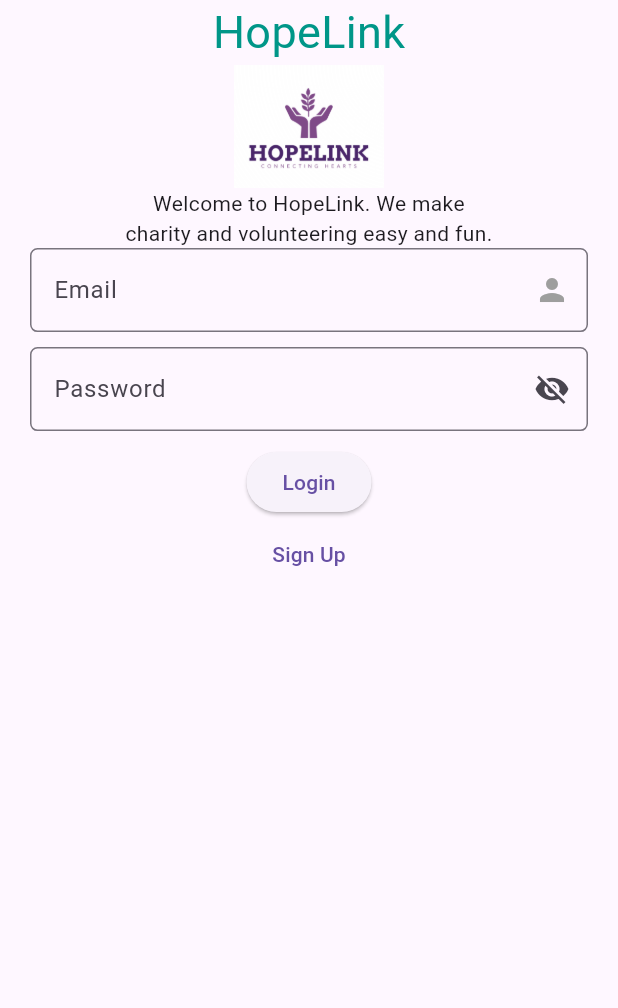
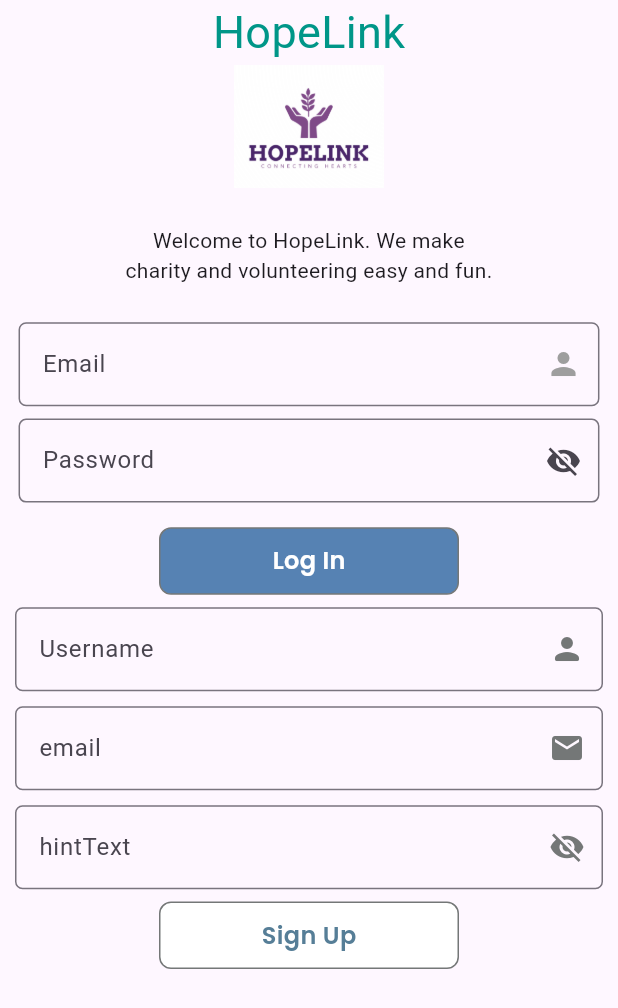
Before and after one commit to Preritpandey/Charity-App, a Flutter app: the AuthPage screen opened directly, after a tap on "Sign Up", on a phone screen of 412 x 824 dp. Shown: the top 1008 px of the screen. Run offline on Flutter 3.47's test engine with Material 3 defaults, Android fonts, the phone set to English and light mode, and no system bars; our stand-ins replace bloc, equatable, flutter_bloc, flutter_secure_storage, google_fonts; accounts and stored records are empty; network calls fail.

Commit message:
feat: added custom textfield widgets and signupwidgets

```diff
--- a/lib/controllers/auth_bloc.dart
+++ b/lib/controllers/auth_bloc.dart
@@ -2,7 +2,7 @@
 import 'package:bloc/bloc.dart';
 import 'package:equatable/equatable.dart';
 import 'package:http/http.dart' as http;
-import 'package:shared_preferences/shared_preferences.dart';
+import 'package:flutter_secure_storage/flutter_secure_storage.dart';
 
 // Events
 abstract class AuthEvent extends Equatable {
@@ -42,6 +42,8 @@
 
 // Bloc
 class AuthBloc extends Bloc<AuthEvent, AuthState> {
+  final FlutterSecureStorage _secureStorage = FlutterSecureStorage();
+
   AuthBloc() : super(AuthInitial()) {
     on<LoginRequested>(_onLoginRequested);
   }
@@ -50,7 +52,7 @@
       LoginRequested event, Emitter<AuthState> emit) async {
     emit(AuthLoading());
     try {
-      final url = Uri.parse('http://10.0.2.2:3001/api/v1/auth/login');
+      final url = Uri.parse('http://localhost:3001/api/v1/auth/login');
       final response = await http.post(
         url,
         headers: {'Content-Type': 'application/json'},
@@ -63,8 +65,7 @@
       final data = jsonDecode(response.body);
       if (response.statusCode == 200 && data['success']) {
         final token = data['token'];
-        SharedPreferences prefs = await SharedPreferences.getInstance();
-        await prefs.setString('auth_token', token);
+        await _secureStorage.write(key: 'auth_token', value: token);
         emit(AuthSuccess());
       } else {
         emit(AuthFailure(data['message'] ?? 'Login failed'));
--- a/lib/pages/Auth/login_page.dart
+++ b/lib/pages/Auth/login_page.dart
@@ -1,6 +1,11 @@
 import 'package:flutter/material.dart';
 import 'package:flutter_bloc/flutter_bloc.dart';
 import 'package:voln/controllers/auth_bloc.dart';
+import 'package:voln/pages/Home/home_page.dart';
+import 'package:voln/resources/constant.dart';
+import 'package:voln/widgets/app_text.dart';
+import 'package:voln/widgets/button.dart';
+import 'package:voln/widgets/sign_up_widget.dart';
 
 class AuthPage extends StatefulWidget {
   @override
@@ -10,6 +15,7 @@
 class _AuthPageState extends State<AuthPage> {
   final TextEditingController emailController = TextEditingController();
   final TextEditingController passwordController = TextEditingController();
+  bool isSignUp = false;
   bool _isObscure = true;
 
   @override
@@ -23,8 +29,8 @@
         child: BlocConsumer<AuthBloc, AuthState>(
           listener: (context, state) {
             if (state is AuthSuccess) {
-              ScaffoldMessenger.of(context)
-                  .showSnackBar(SnackBar(content: Text('Login Successful')));
+              ScaffoldMessenger.of(context).showSnackBar(
+                  const SnackBar(content: AppText(text: 'Login Successful')));
             } else if (state is AuthFailure) {
               ScaffoldMessenger.of(context)
                   .showSnackBar(SnackBar(content: Text(state.error)));
@@ -34,6 +40,7 @@
             return Column(
               crossAxisAlignment: CrossAxisAlignment.center,
               children: [
+                // SizedBox(height: screenHeight * 0.1),
                 const Text(
                   'HopeLink',
                   style: TextStyle(fontSize: 30, color: Colors.teal),
@@ -42,6 +49,7 @@
                   height: screenHeight * 0.1,
                   child: Image.asset('assets/logo.png'),
                 ),
+                SizedBox(height: screenHeight * 0.03),
                 SizedBox(
                   width: screenWidth * 0.6,
                   child: const Text(
@@ -49,22 +57,23 @@
                     textAlign: TextAlign.center,
                   ),
                 ),
+                SizedBox(height: screenHeight * 0.03),
                 Padding(
-                  padding: const EdgeInsets.symmetric(horizontal: 20.0),
+                  padding: EdgeInsets.symmetric(horizontal: screenWidth * 0.03),
                   child: TextField(
                     controller: emailController,
                     decoration: InputDecoration(
                       hintText: 'Email',
-                      suffixIcon: Icon(Icons.person, color: Colors.grey),
+                      suffixIcon: const Icon(Icons.person, color: Colors.grey),
                       border: OutlineInputBorder(
                         borderRadius: BorderRadius.circular(5),
                       ),
                     ),
                   ),
                 ),
-                SizedBox(height: 10),
+                SizedBox(height: screenHeight * 0.01),
                 Padding(
-                  padding: const EdgeInsets.symmetric(horizontal: 20.0),
+                  padding: EdgeInsets.symmetric(horizontal: screenWidth * 0.03),
                   child: TextField(
                     controller: passwordController,
                     obscureText: _isObscure,
@@ -83,20 +92,39 @@
                     ),
                   ),
                 ),
-                SizedBox(height: 10),
+                SizedBox(height: screenHeight * 0.02),
                 if (state is AuthLoading) CircularProgressIndicator(),
-                ElevatedButton(
-                  onPressed: () {
+                AppButton(
+                  buttonText: 'Log In',
+                  buttonColor: buttonBlue,
+                  onTap: () {
                     context.read<AuthBloc>().add(
                           LoginRequested(
                               emailController.text, passwordController.text),
                         );
+                    if (state is AuthSuccess) {
+                      Navigator.push(context,
+                          MaterialPageRoute(builder: (context) => HomePage()));
+                    }
                   },
-                  child: Text('Login'),
                 ),
-                TextButton(
-                  onPressed: () {},
-                  child: Text('Sign Up'),
+                SizedBox(height: screenHeight * 0.01),
+                Container(
+                    child: isSignUp
+                        ? SignUpWidget(
+                            isLogin: false,
+                          )
+                        : Container()),
+                SizedBox(height: screenHeight * 0.01),
+
+                AppButton(
+                  onTap: () {
+                    setState(() {
+                      isSignUp = !isSignUp;
+                    });
+                  },
+                  buttonText: 'Sign Up',
+                  textColor: darkBluishGreen,
                 ),
               ],
             );
--- a/lib/pages/Home/home.dart
+++ b/lib/pages/Home/home.dart
@@ -53,6 +53,7 @@
           enableFeedback: false,
           items: [
             BottomNavigationBarItem(
+
                 icon: NavIcon(imageLink: 'assets/NavIcons/home.png'),
                 label: 'home'),
             BottomNavigationBarItem(
--- a/lib/resources/constant.dart
+++ b/lib/resources/constant.dart
@@ -23,6 +23,7 @@
 const Color darkBlue = Color.fromARGB(255, 0, 98, 110);
 const Color darkBluishGreen = Color.fromRGBO(86, 126, 151, 1);
 const Color bluishGreen = Color.fromRGBO(0, 149, 125, 1);
+const Color buttonBlue = Color.fromRGBO(86, 130, 179, 1);
 
 const MaterialColor materialHeraldGreen = MaterialColor(
   _heraldGreenPrimary,
--- a/lib/widgets/button.dart
+++ b/lib/widgets/button.dart
@@ -10,21 +10,24 @@
   final Color textColor;
   final double buttonWidth;
   final double buttonHeight;
-
+  final VoidCallback? onTap;
   const AppButton({
     super.key,
     required this.buttonText,
     this.buttonColor = white,
-    this.borderRadius = 10,
-    this.textSize = 20,
+    this.borderRadius = 8,
+    this.textSize = 16,
     this.textColor = Colors.white,
     this.buttonWidth = 200,
     this.buttonHeight = 45,
+    this.onTap,
   });
 
   @override
   Widget build(BuildContext context) {
-    return Container(
+    return InkWell(
+      onTap: onTap,
+      child: Container(
         height: buttonHeight,
         width: buttonWidth,
         decoration: BoxDecoration(
@@ -39,6 +42,7 @@
             color: textColor,
           ),
         ),
+      ),
     );
   }
 }
--- /dev/null
+++ b/lib/widgets/custom_textfield.dart
@@ -0,0 +1,52 @@
+import 'package:flutter/material.dart';
+import 'package:voln/resources/constant.dart';
+
+class CustomTextField extends StatelessWidget {
+  final TextEditingController controller;
+  final String hintText;
+  final bool isPassword;
+  final Icon? icon;
+  final ValueNotifier<bool>? obscureTextNotifier;
+
+  const CustomTextField({
+    super.key,
+    required this.controller,
+    required this.hintText,
+    this.isPassword = false,
+    this.obscureTextNotifier,
+    this.icon,
+  });
+
+  @override
+  Widget build(BuildContext context) {
+    return ValueListenableBuilder<bool>(
+      valueListenable: obscureTextNotifier ?? ValueNotifier(true),
+      builder: (context, obscureText, child) {
+        return Padding(
+          padding: EdgeInsets.symmetric(horizontal: 10),
+          child: TextField(
+            controller: controller,
+            obscureText: isPassword ? obscureText : false,
+            decoration: InputDecoration(
+              suffixIconColor: darkGrey,
+              hintText: hintText,
+              suffixIcon: isPassword
+                  ? IconButton(
+                      icon: Icon(obscureText
+                          ? Icons.visibility_off
+                          : Icons.visibility),
+                      onPressed: () {
+                        obscureTextNotifier?.value = !obscureText;
+                      },
+                    )
+                  : icon,
+              border: OutlineInputBorder(
+                borderRadius: BorderRadius.circular(5),
+              ),
+            ),
+          ),
+        );
+      },
+    );
+  }
+}
--- a/lib/widgets/navIcon.dart
+++ b/lib/widgets/navIcon.dart
@@ -2,7 +2,7 @@
 import 'package:flutter/material.dart';
 
 class NavIcon extends StatelessWidget {
- final String imageLink;
+  final String imageLink;
 
   const NavIcon({
     super.key,
@@ -14,7 +14,7 @@
     return SizedBox(
         height: MediaQuery.of(context).size.height * 0.03,
         child: Image.asset(
-         imageLink,
+          imageLink,
           color: Colors.grey,
         ));
   }
--- /dev/null
+++ b/lib/widgets/sign_up_widget.dart
@@ -0,0 +1,43 @@
+import 'package:flutter/material.dart';
+import 'package:voln/widgets/custom_textfield.dart';
+
+class SignUpWidget extends StatefulWidget {
+  bool isLogin;
+  SignUpWidget({super.key, required this.isLogin});
+
+  @override
+  State<SignUpWidget> createState() => _SignUpWidgetState();
+}
+
+class _SignUpWidgetState extends State<SignUpWidget> {
+  final ValueNotifier<bool> obscureNotifier = ValueNotifier(true);
+
+  @override
+  Widget build(BuildContext context) {
+    return Column(
+      children: [
+        widget.isLogin
+            ? Container()
+            : CustomTextField(
+                isPassword: false,
+                controller: TextEditingController(),
+                hintText: "Username",
+                icon: const Icon(Icons.person_rounded),
+              ),
+        const SizedBox(height: 10),
+        CustomTextField(
+          icon: const Icon(Icons.email),
+          controller: TextEditingController(),
+          hintText: "email",
+        ),
+        const SizedBox(height: 10),
+        CustomTextField(
+          isPassword: true,
+          controller: TextEditingController(),
+          hintText: "hintText",
+          obscureTextNotifier: obscureNotifier,
+        ),
+      ],
+    );
+  }
+}
--- a/pubspec.yaml
+++ b/pubspec.yaml
@@ -41,6 +41,7 @@
   shared_preferences: ^2.5.2
   equatable: ^2.0.7
   http: ^1.3.0
+  flutter_secure_storage: ^9.2.4
 
 dev_dependencies:
   flutter_test:
```
Also changed, not shown: pubspec.lock, 5 other files. Lines whose indentation alone changed are shown as unchanged.
